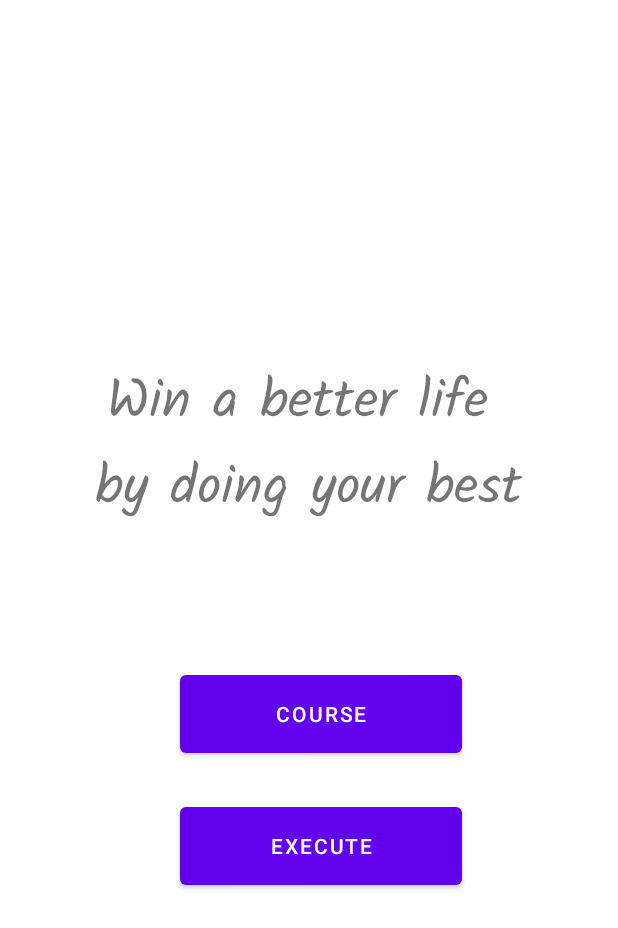
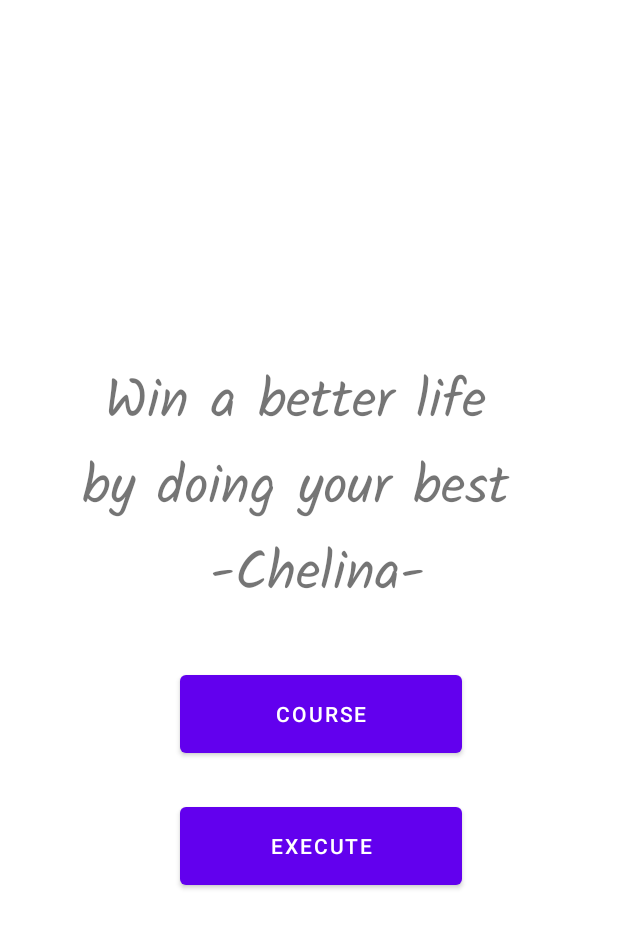
Before and after one commit to xe1230/Cheina, an Android app: the screen it shows after launch (MainActivity), on a phone screen of 412 x 824 dp. Shown: the top 928 px of the screen. Run offline under Robolectric (Android 15) with nearby library versions, the phone set to English and light mode, and no system bars.

```diff
--- a/app/src/main/res/layout/activity_main.xml
+++ b/app/src/main/res/layout/activity_main.xml
@@ -31,12 +31,12 @@
 
     <TextView
         android:id="@+id/edit_moto"
-        android:layout_width="315dp"
-        android:layout_height="131dp"
+        android:layout_width="312dp"
+        android:layout_height="162dp"
         android:layout_marginStart="48dp"
         android:layout_marginTop="240dp"
         android:fontFamily="@font/fontstyle"
-        android:text="Win a better life \nby doing your best"
+        android:text="Win a better life \nby doing your best \n -Chelina-"
         android:textAlignment="center"
         android:textSize="36sp"
         app:layout_constraintStart_toStartOf="parent"
```
Also changed, not shown: app/src/main/java/com/example/chelina/Act_execute.java (+8 -8 lines), app/src/main/java/com/example/chelina/Recipe/ListView_Item.java (+8 -1 lines).
